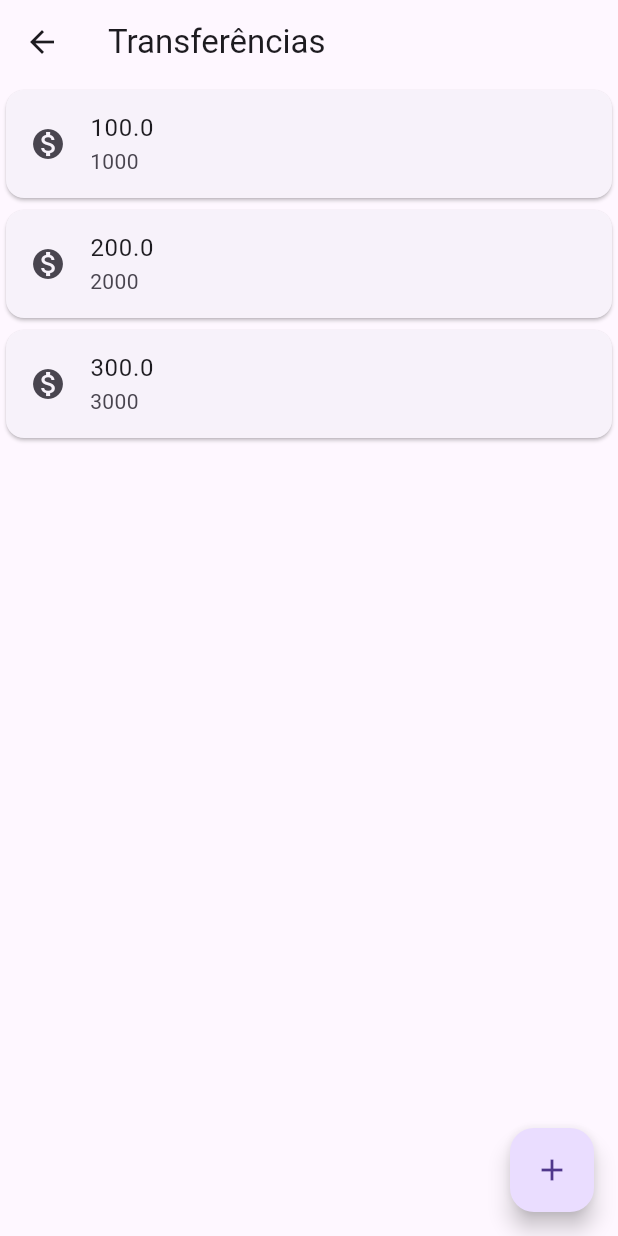
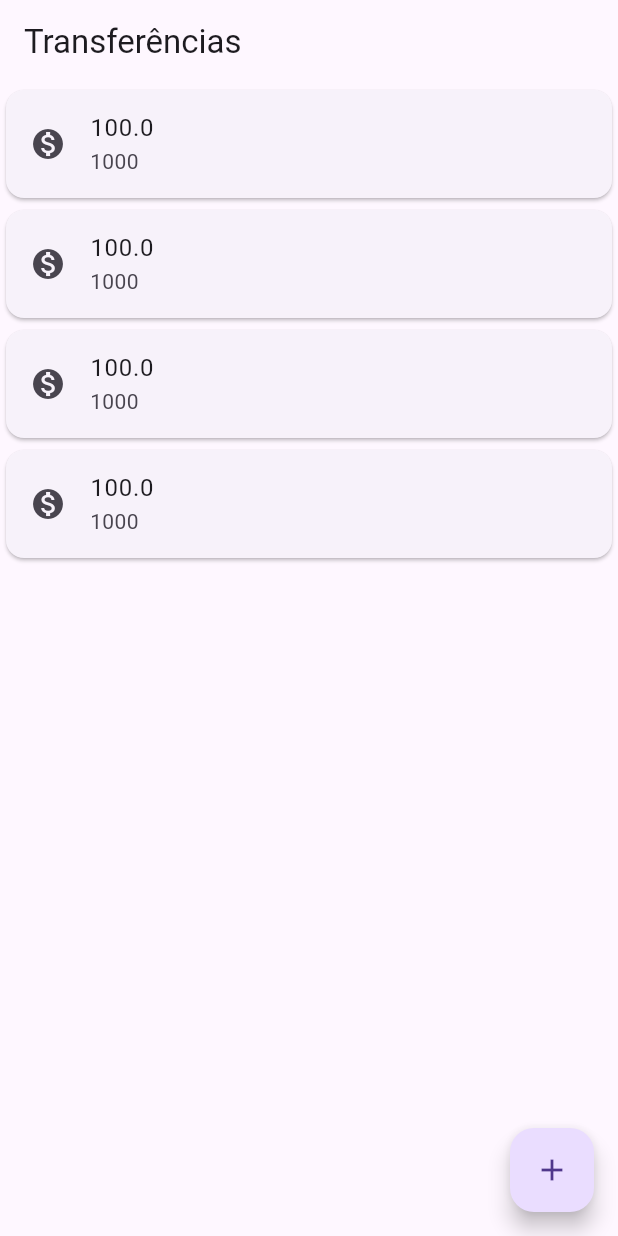
Before and after one commit to juliomendes160/alura, a Flutter app: the ListaTransferencias screen opened directly, on a phone screen of 412 x 824 dp. Run offline on Flutter 3.47's test engine with Material 3 defaults, Android fonts, the phone set to English and light mode, and no system bars.

```diff
--- a/bytebank/lib/main.dart
+++ b/bytebank/lib/main.dart
@@ -7,7 +7,7 @@ class BytebankApp extends StatelessWidget {
   Widget build(BuildContext context) {
     return MaterialApp(
       home: Scaffold(
-        body: FormularioTransferencia(),
+        body: ListaTransferencias(),
       ),
     );
   }
@@ -39,20 +39,21 @@ class FormularioTransferencia extends StatelessWidget {
           ),
           RaisedButton(
             child: Text('Confirmar'),
-            onPressed: () => _criaTransferencia(),
+            onPressed: () => _criaTransferencia(context),
           ),
         ],
       ),
     );
   }
 
-  void _criaTransferencia() {
-    final int numeroConta =
-        int.tryParse(_controladorCampoNumeroConta.text);
+  void _criaTransferencia(BuildContext context) {
+    final int numeroConta = int.tryParse(_controladorCampoNumeroConta.text);
     final double valor = double.tryParse(_controladorCampoValor.text);
     if (numeroConta != null && valor != null) {
       final transferenciaCriada = Transferencia(valor, numeroConta);
+      debugPrint('Criando transferência');
       debugPrint('$transferenciaCriada');
+      Navigator.pop(context, transferenciaCriada);
     }
   }
 }
@@ -86,21 +87,38 @@ class Editor extends StatelessWidget {
 }
 
 class ListaTransferencias extends StatelessWidget {
+  final List<Transferencia> _transferencias = List();
+
   @override
   Widget build(BuildContext context) {
+    _transferencias.add(Transferencia(100.0, 1000));
+    _transferencias.add(Transferencia(100.0, 1000));
+    _transferencias.add(Transferencia(100.0, 1000));
+    _transferencias.add(Transferencia(100.0, 1000));
     return Scaffold(
       appBar: AppBar(
         title: Text('Transferências'),
       ),
-      body: Column(
-        children: <Widget>[
-          ItemTransferencia(Transferencia(100.0, 1000)),
-          ItemTransferencia(Transferencia(200.0, 2000)),
-          ItemTransferencia(Transferencia(300.0, 3000)),
-        ],
+      body: ListView.builder(
+        itemCount: _transferencias.length,
+        itemBuilder: (context, indice) {
+          final transferencia = _transferencias[indice];
+          return ItemTransferencia(transferencia);
+        },
       ),
       floatingActionButton: FloatingActionButton(
         child: Icon(Icons.add),
+        onPressed: () {
+          final Future<Transferencia> future =
+              Navigator.push(context, MaterialPageRoute(builder: (context) {
+            return FormularioTransferencia();
+          }));
+          future.then((transferenciaRecebida) {
+            debugPrint('chegou no then do future');
+            debugPrint('$transferenciaRecebida');
+            _transferencias.add(transferenciaRecebida);
+          });
+        },
       ),
     );
   }
```
